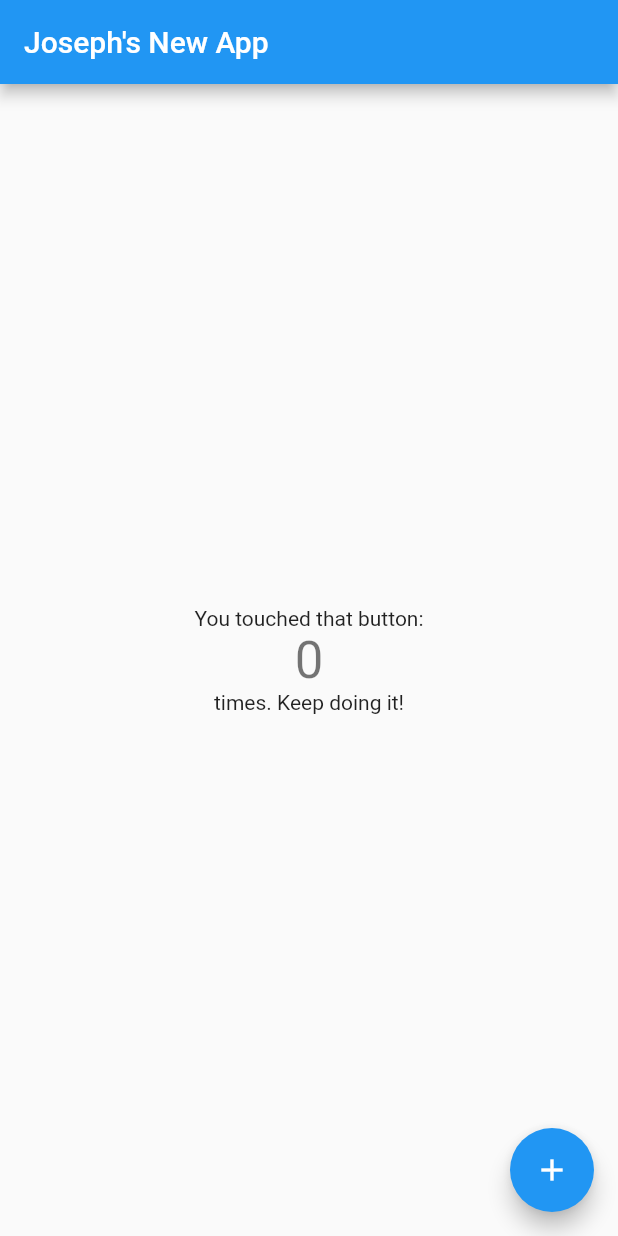
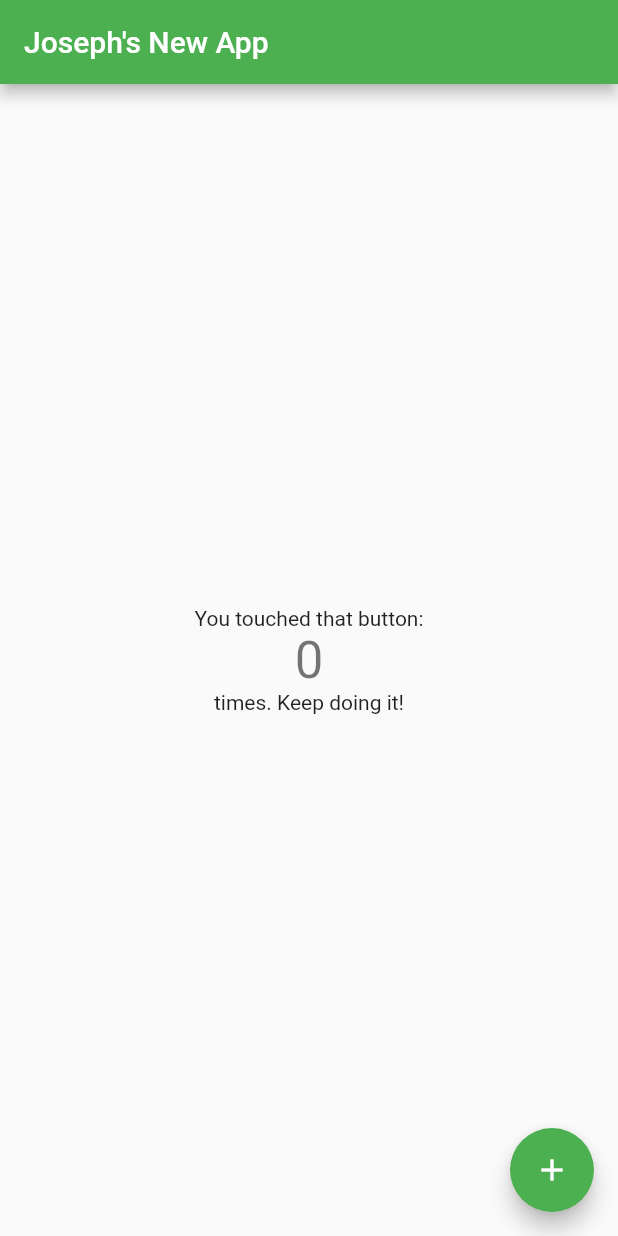
Before and after one commit to josephopio11/Animated-Responsive-App, a Flutter app: the screen it shows after launch, on a phone screen of 412 x 824 dp. Run offline on Flutter 3.47's test engine with Material 2 defaults, Android fonts, the phone set to English and light mode, and no system bars.

Commit message:
Removed all comments

```diff
--- a/lib/main.dart
+++ b/lib/main.dart
@@ -7,22 +7,12 @@ void main() {
 class MyApp extends StatelessWidget {
   const MyApp({super.key});
 
-  // This widget is the root of your application.
   @override
   Widget build(BuildContext context) {
     return MaterialApp(
       title: 'Flutter Demo',
       theme: ThemeData(
-        // This is the theme of your application.
-        //
-        // Try running your application with "flutter run". You'll see the
-        // application has a blue toolbar. Then, without quitting the app, try
-        // changing the primarySwatch below to Colors.green and then invoke
-        // "hot reload" (press "r" in the console where you ran "flutter run",
-        // or simply save your changes to "hot reload" in a Flutter IDE).
-        // Notice that the counter didn't reset back to zero; the application
-        // is not restarted.
-        primarySwatch: Colors.blue,
+        primarySwatch: Colors.green,
       ),
       home: const MyHomePage(title: 'Joseph\'s New App'),
     );
@@ -31,15 +21,6 @@ class MyApp extends StatelessWidget {
 
 class MyHomePage extends StatefulWidget {
   const MyHomePage({super.key, required this.title});
-
-  // This widget is the home page of your application. It is stateful, meaning
-  // that it has a State object (defined below) that contains fields that affect
-  // how it looks.
-
-  // This class is the configuration for the state. It holds the values (in this
-  // case the title) provided by the parent (in this case the App widget) and
-  // used by the build method of the State. Fields in a Widget subclass are
-  // always marked "final".
 
   final String title;
 
@@ -52,47 +33,18 @@ class _MyHomePageState extends State<MyHomePage> {
 
   void _incrementCounter() {
     setState(() {
-      // This call to setState tells the Flutter framework that something has
-      // changed in this State, which causes it to rerun the build method below
-      // so that the display can reflect the updated values. If we changed
-      // _counter without calling setState(), then the build method would not be
-      // called again, and so nothing would appear to happen.
       _counter++;
     });
   }
 
   @override
   Widget build(BuildContext context) {
-    // This method is rerun every time setState is called, for instance as done
-    // by the _incrementCounter method above.
-    //
-    // The Flutter framework has been optimized to make rerunning build methods
-    // fast, so that you can just rebuild anything that needs updating rather
-    // than having to individually change instances of widgets.
     return Scaffold(
       appBar: AppBar(
-        // Here we take the value from the MyHomePage object that was created by
-        // the App.build method, and use it to set our appbar title.
         title: Text(widget.title),
       ),
       body: Center(
-        // Center is a layout widget. It takes a single child and positions it
-        // in the middle of the parent.
         child: Column(
-          // Column is also a layout widget. It takes a list of children and
-          // arranges them vertically. By default, it sizes itself to fit its
-          // children horizontally, and tries to be as tall as its parent.
-          //
-          // Invoke "debug painting" (press "p" in the console, choose the
-          // "Toggle Debug Paint" action from the Flutter Inspector in Android
-          // Studio, or the "Toggle Debug Paint" command in Visual Studio Code)
-          // to see the wireframe for each widget.
-          //
-          // Column has various properties to control how it sizes itself and
-          // how it positions its children. Here we use mainAxisAlignment to
-          // center the children vertically; the main axis here is the vertical
-          // axis because Columns are vertical (the cross axis would be
-          // horizontal).
           mainAxisAlignment: MainAxisAlignment.center,
           children: <Widget>[
             const Text(
@@ -112,7 +64,7 @@ class _MyHomePageState extends State<MyHomePage> {
         onPressed: _incrementCounter,
         tooltip: 'Increment',
         child: const Icon(Icons.add),
-      ), // This trailing comma makes auto-formatting nicer for build methods.
+      ),
     );
   }
 }
```
